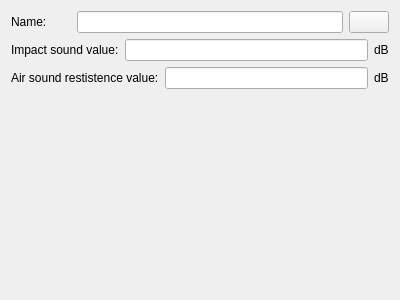
First picture: the form in SIM-VICUS/src/SVDBAcousticComponentEditWidget.ui, repository ghorwin/SIM-VICUS, before the edit.
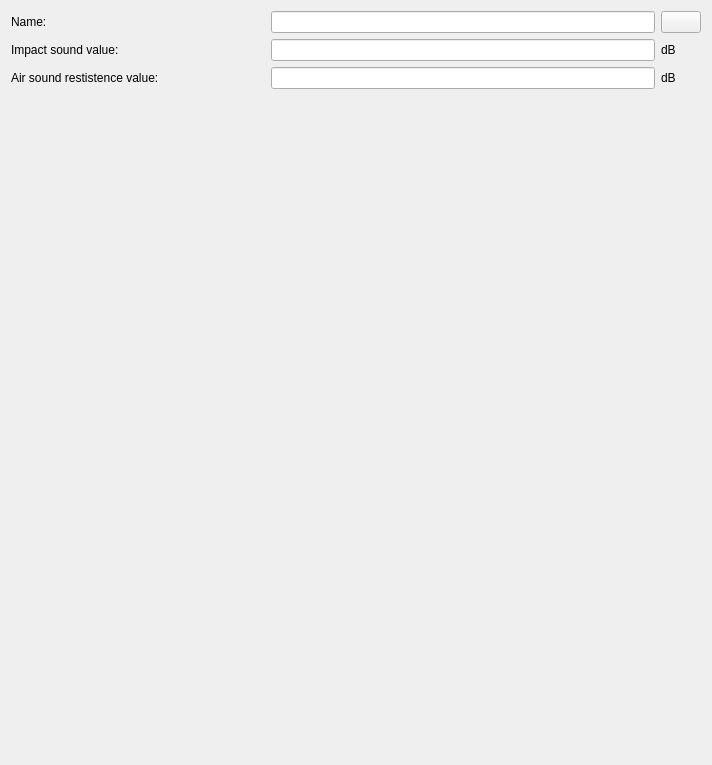
Second picture: the form after the edit. Custom widgets are drawn as their Qt base class.

Commit message: Fixed ui in acoustic component db

What changed in the file:
```diff
--- a/SIM-VICUS/src/SVDBAcousticComponentEditWidget.ui
+++ b/SIM-VICUS/src/SVDBAcousticComponentEditWidget.ui
@@ -6,29 +6,14 @@
    <rect>
     <x>0</x>
     <y>0</y>
-    <width>400</width>
-    <height>300</height>
+    <width>712</width>
+    <height>765</height>
    </rect>
   </property>
   <property name="windowTitle">
    <string>Form</string>
   </property>
-  <layout class="QVBoxLayout" name="masterLayout">
-   <item>
-    <layout class="QGridLayout" name="gridLayout_4">
-     <item row="0" column="1">
-      <widget class="QtExt::LanguageStringEditWidget1" name="lineEditName"/>
-     </item>
-     <item row="0" column="2">
-      <widget class="QtExt::ColorButton" name="pushButtonColor">
-       <property name="sizePolicy">
-        <sizepolicy hsizetype="Fixed" vsizetype="Fixed">
-         <horstretch>0</horstretch>
-         <verstretch>0</verstretch>
-        </sizepolicy>
-       </property>
-      </widget>
-     </item>
+  <layout class="QGridLayout" name="gridLayout">
      <item row="0" column="0">
       <widget class="QLabel" name="labelDisplayName">
        <property name="minimumSize">
@@ -42,18 +27,14 @@
        </property>
       </widget>
      </item>
-    </layout>
-   </item>
-   <item>
-    <layout class="QHBoxLayout" name="horizontalLayout_3">
-     <item>
+   <item row="1" column="0" colspan="2">
       <widget class="QLabel" name="labelUValue">
        <property name="text">
         <string>Impact sound value:</string>
        </property>
       </widget>
      </item>
-     <item>
+   <item row="1" column="2" colspan="3">
       <widget class="QtExt::ValidatingLineEdit" name="lineEditISV">
        <property name="toolTip">
         <string>U-value is being calculated using the heat conduction values from the assigned boundary conditions.</string>
@@ -66,47 +47,14 @@
        </property>
       </widget>
      </item>
-     <item>
-      <widget class="QLabel" name="labelUValue_2">
-       <property name="text">
-        <string>dB</string>
-       </property>
-      </widget>
-     </item>
-    </layout>
-   </item>
-   <item>
-    <layout class="QHBoxLayout" name="horizontalLayout_5">
-     <item>
-      <widget class="QLabel" name="labelUValue_5">
-       <property name="text">
-        <string>Air sound restistence value:</string>
-       </property>
-      </widget>
-     </item>
-     <item>
-      <widget class="QtExt::ValidatingLineEdit" name="lineEditASRV">
-       <property name="toolTip">
-        <string>U-value is being calculated using the heat conduction values from the assigned boundary conditions.</string>
-       </property>
-       <property name="alignment">
-        <set>Qt::AlignRight|Qt::AlignTrailing|Qt::AlignVCenter</set>
-       </property>
-       <property name="readOnly">
-        <bool>true</bool>
-       </property>
-      </widget>
-     </item>
-     <item>
+   <item row="2" column="6">
       <widget class="QLabel" name="labelUValue_6">
        <property name="text">
         <string>dB</string>
        </property>
       </widget>
      </item>
-    </layout>
-   </item>
-   <item>
+   <item row="3" column="0">
     <spacer name="verticalSpacer">
      <property name="orientation">
       <enum>Qt::Vertical</enum>
@@ -119,6 +67,46 @@
      </property>
     </spacer>
    </item>
+   <item row="2" column="0" colspan="2">
+    <widget class="QLabel" name="labelUValue_5">
+     <property name="text">
+      <string>Air sound restistence value:</string>
+     </property>
+    </widget>
+   </item>
+   <item row="2" column="2" colspan="3">
+    <widget class="QtExt::ValidatingLineEdit" name="lineEditASRV">
+     <property name="toolTip">
+      <string>U-value is being calculated using the heat conduction values from the assigned boundary conditions.</string>
+     </property>
+     <property name="alignment">
+      <set>Qt::AlignRight|Qt::AlignTrailing|Qt::AlignVCenter</set>
+     </property>
+     <property name="readOnly">
+      <bool>true</bool>
+     </property>
+    </widget>
+   </item>
+   <item row="0" column="6">
+    <widget class="QtExt::ColorButton" name="pushButtonColor">
+     <property name="sizePolicy">
+      <sizepolicy hsizetype="Fixed" vsizetype="Fixed">
+       <horstretch>0</horstretch>
+       <verstretch>0</verstretch>
+      </sizepolicy>
+     </property>
+    </widget>
+   </item>
+   <item row="1" column="6">
+    <widget class="QLabel" name="labelUValue_2">
+     <property name="text">
+      <string>dB</string>
+     </property>
+    </widget>
+   </item>
+   <item row="0" column="2" colspan="3">
+    <widget class="QtExt::LanguageStringEditWidget1" name="lineEditName"/>
+   </item>
   </layout>
  </widget>
  <customwidgets>
```
Lines whose indentation alone changed are shown as unchanged.
